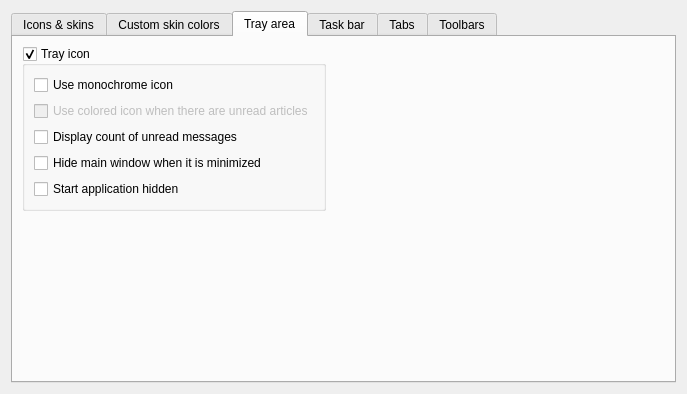
martinrotter/rssguard, file src/librssguard/gui/settings/settingsgui.ui: the form before one commit.
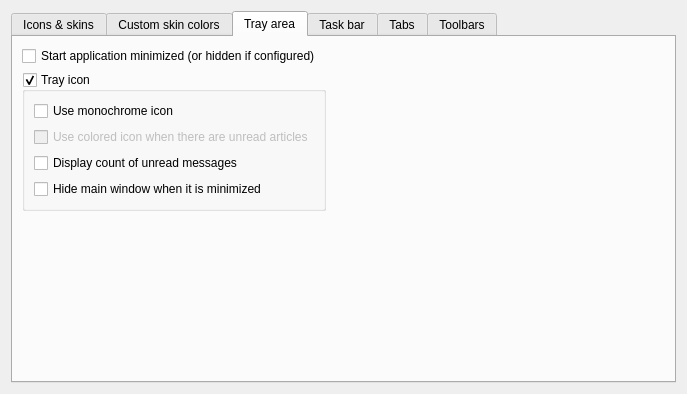
The form after the commit. The open tabs and pages were chosen to show the change. Custom widgets are drawn as their Qt base class.

```diff
--- a/src/librssguard/gui/settings/settingsgui.ui
+++ b/src/librssguard/gui/settings/settingsgui.ui
@@ -141,7 +141,7 @@
        <string>Tray area</string>
       </attribute>
       <layout class="QFormLayout" name="formLayout_3">
-       <item row="0" column="0">
+       <item row="1" column="0">
         <widget class="QGroupBox" name="m_grpTray">
          <property name="sizePolicy">
           <sizepolicy hsizetype="Preferred" vsizetype="Maximum">
@@ -180,13 +180,6 @@
             </property>
            </widget>
           </item>
-          <item row="4" column="0" colspan="2">
-           <widget class="QCheckBox" name="m_checkHidden">
-            <property name="text">
-             <string>Start application hidden</string>
-            </property>
-           </widget>
-          </item>
           <item row="1" column="0" colspan="2">
            <widget class="QCheckBox" name="m_checkColoredIconsWhenArticles">
             <property name="enabled">
@@ -200,7 +193,7 @@
          </layout>
         </widget>
        </item>
-       <item row="1" column="0" colspan="2">
+       <item row="2" column="0" colspan="2">
         <spacer name="verticalSpacer_2">
          <property name="orientation">
           <enum>Qt::Orientation::Vertical</enum>
@@ -213,6 +206,13 @@
          </property>
         </spacer>
        </item>
+       <item row="0" column="0" colspan="2">
+        <widget class="QCheckBox" name="m_checkHidden">
+         <property name="text">
+          <string>Start application minimized (or hidden if configured)</string>
+         </property>
+        </widget>
+       </item>
       </layout>
      </widget>
      <widget class="QWidget" name="m_tabTaskBar">
```
Left out of the diff: 1 changed line with no effect on the pictures.
